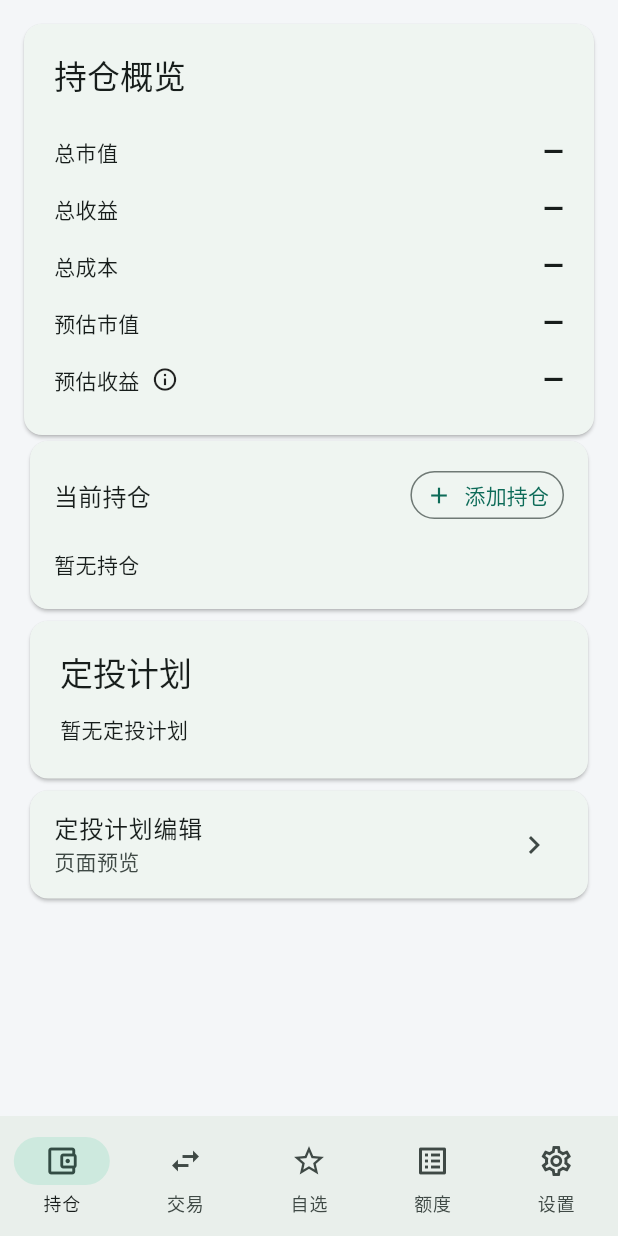
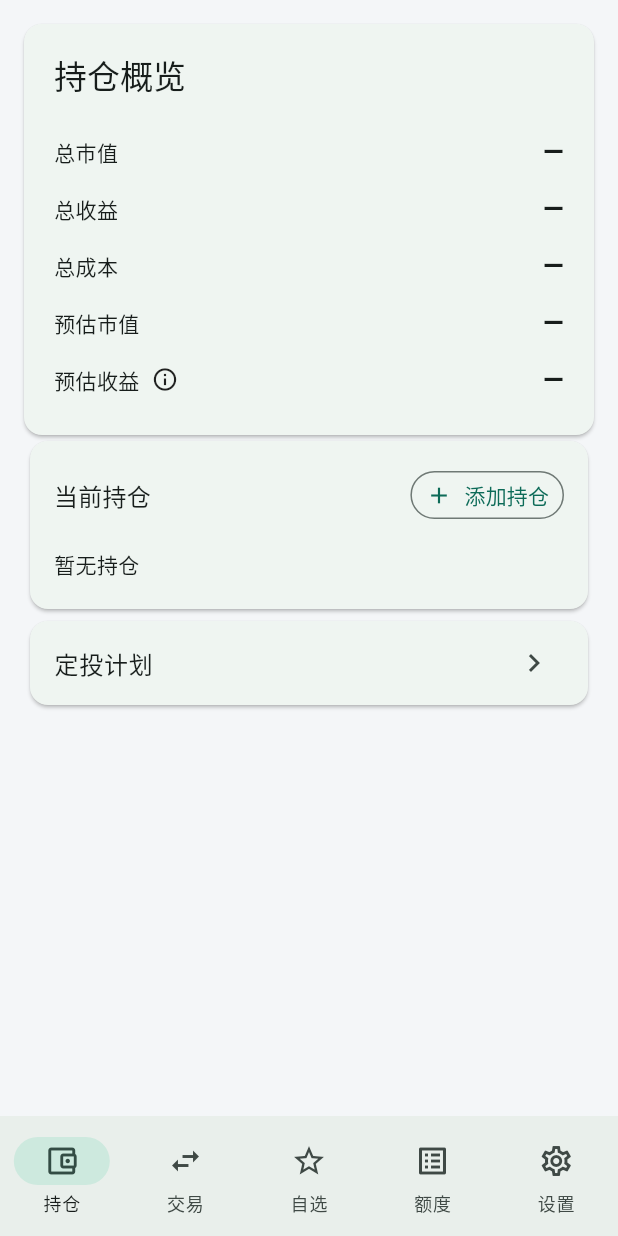
Before and after one commit to hijos/PositionAssistant, a Flutter app: the screen it shows after launch, on a phone screen of 412 x 824 dp. Run offline on Flutter 3.47's test engine with Material 3 defaults, Android fonts, the phone set to English and light mode, and no system bars; our stand-ins replace sqflite; accounts and stored records are empty; network calls fail.

Commit message:
fix(client): 持仓页精简定投入口，去掉定投计划汇总卡与「页面预览」
- 持仓 tab 移除「定投计划」汇总卡片，仅保留入口行
- 「定投计划编辑」入口更名为「定投计划」，跳转判断同步更新
- 入口行统一去掉「页面预览」副标题（设置/额度 tab 同样生效）
- 清理仅服务该卡片的 savedPlans 字段与装载逻辑
- widget 测试跟进新文案并断言「页面预览」不再出现

```diff
--- a/client/lib/main.dart
+++ b/client/lib/main.dart
@@ -61,7 +61,6 @@ class _HomeShellState extends State<HomeShell> {
   RemoteHoldingRepository? remoteHoldings;
   Future<List<Map<String, dynamic>>>? savedFunds;
   Future<List<Map<String, dynamic>>>? savedHoldings;
-  Future<List<Map<String, dynamic>>>? savedPlans;
   late final LocalPlanRepository localPlans = LocalPlanRepository(
     () => localStorage ??= openLocalRepository(),
   );
@@ -104,8 +103,6 @@ class _HomeShellState extends State<HomeShell> {
     savedFunds?.ignore();
     savedHoldings = currentHoldings?.list();
     savedHoldings?.ignore();
-    savedPlans = localMode ? localPlans.list() : null;
-    savedPlans?.ignore();
   }
 
   /// The holdings view derives formal market value and profit from the
@@ -732,20 +729,7 @@ class _HomeShellState extends State<HomeShell> {
         return [
           holdingOverview(),
           holdingsCard(context),
-          FutureBuilder<List<Map<String, dynamic>>>(
-            future: savedPlans,
-            builder: (context, snapshot) => SectionCard(
-              title: '定投计划',
-              description: snapshot.hasError
-                  ? '定投计划读取失败'
-                  : !snapshot.hasData
-                  ? '正在读取…'
-                  : snapshot.data!.isEmpty
-                  ? '暂无定投计划'
-                  : '已有 ${snapshot.data!.length} 个计划',
-            ),
-          ),
-          _entry(context, '定投计划编辑'),
+          _entry(context, '定投计划'),
         ];
       case 2:
         return [fundList(context)];
@@ -792,7 +776,6 @@ class _HomeShellState extends State<HomeShell> {
   Widget _entry(BuildContext context, String title) => Card(
     child: ListTile(
       title: Text(title),
-      subtitle: const Text('页面预览'),
       trailing: const Icon(Icons.chevron_right),
       onTap: title == '基金搜索与添加'
           ? openSearch
@@ -810,7 +793,7 @@ class _HomeShellState extends State<HomeShell> {
           ? logout
           : title == '数据导入'
           ? openImport
-          : title == '定投计划编辑' && defaultTargetPlatform == TargetPlatform.android
+          : title == '定投计划' && defaultTargetPlatform == TargetPlatform.android
           ? openPlans
           : title == '额度详情与手动修改' &&
                 defaultTargetPlatform == TargetPlatform.android
```
Also changed, not shown: 1 other file.
